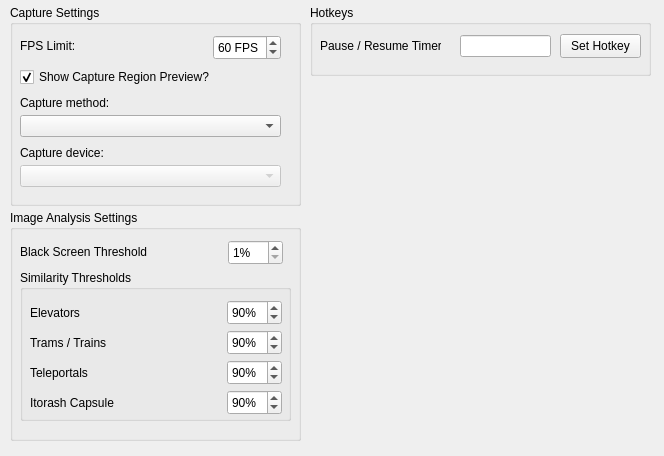
This is res/settings.ui in goth-uhaul/zdcurtain as Qt 5 draws it before an edit. The edited form follows.
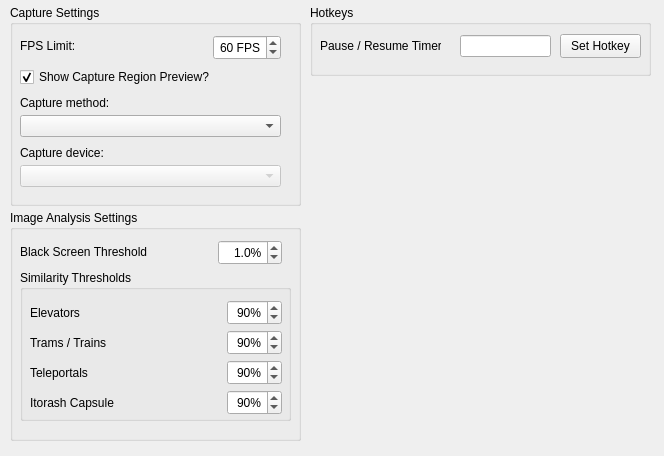
This is the edited form. Icons and pictures are not drawn.

Commit message: confidence plateau logic, histogram value equalization, ZDImage class

Patch:
```diff
--- a/res/settings.ui
+++ b/res/settings.ui
@@ -60,6 +60,9 @@
       <height>25</height>
      </rect>
     </property>
+    <property name="alignment">
+     <set>Qt::AlignmentFlag::AlignRight|Qt::AlignmentFlag::AlignTrailing|Qt::AlignmentFlag::AlignVCenter</set>
+    </property>
     <property name="correctionMode">
      <enum>QAbstractSpinBox::CorrectionMode::CorrectToNearestValue</enum>
     </property>
@@ -246,6 +249,9 @@
        <height>25</height>
       </rect>
      </property>
+     <property name="alignment">
+      <set>Qt::AlignmentFlag::AlignRight|Qt::AlignmentFlag::AlignTrailing|Qt::AlignmentFlag::AlignVCenter</set>
+     </property>
      <property name="suffix">
       <string>%</string>
      </property>
@@ -268,6 +274,9 @@
        <height>25</height>
       </rect>
      </property>
+     <property name="alignment">
+      <set>Qt::AlignmentFlag::AlignRight|Qt::AlignmentFlag::AlignTrailing|Qt::AlignmentFlag::AlignVCenter</set>
+     </property>
      <property name="suffix">
       <string>%</string>
      </property>
@@ -290,6 +299,9 @@
        <height>25</height>
       </rect>
      </property>
+     <property name="alignment">
+      <set>Qt::AlignmentFlag::AlignRight|Qt::AlignmentFlag::AlignTrailing|Qt::AlignmentFlag::AlignVCenter</set>
+     </property>
      <property name="suffix">
       <string>%</string>
      </property>
@@ -312,6 +324,9 @@
        <height>25</height>
       </rect>
      </property>
+     <property name="alignment">
+      <set>Qt::AlignmentFlag::AlignRight|Qt::AlignmentFlag::AlignTrailing|Qt::AlignmentFlag::AlignVCenter</set>
+     </property>
      <property name="suffix">
       <string>%</string>
      </property>
@@ -326,26 +341,32 @@
      </property>
     </widget>
    </widget>
-   <widget class="QSpinBox" name="black_threshold_spinbox">
+   <widget class="QDoubleSpinBox" name="black_threshold_spinbox">
     <property name="geometry">
      <rect>
-      <x>218</x>
+      <x>208</x>
       <y>30</y>
-      <width>55</width>
+      <width>64</width>
       <height>25</height>
      </rect>
     </property>
+    <property name="alignment">
+     <set>Qt::AlignmentFlag::AlignRight|Qt::AlignmentFlag::AlignTrailing|Qt::AlignmentFlag::AlignVCenter</set>
+    </property>
     <property name="suffix">
      <string>%</string>
     </property>
+    <property name="decimals">
+     <number>1</number>
+    </property>
     <property name="minimum">
-     <number>1</number>
+     <double>0.100000000000000</double>
     </property>
-    <property name="maximum">
-     <number>100</number>
+    <property name="singleStep">
+     <double>0.100000000000000</double>
     </property>
     <property name="value">
-     <number>1</number>
+     <double>1.000000000000000</double>
     </property>
    </widget>
   </widget>
```
The commit also changes 8 other files.
